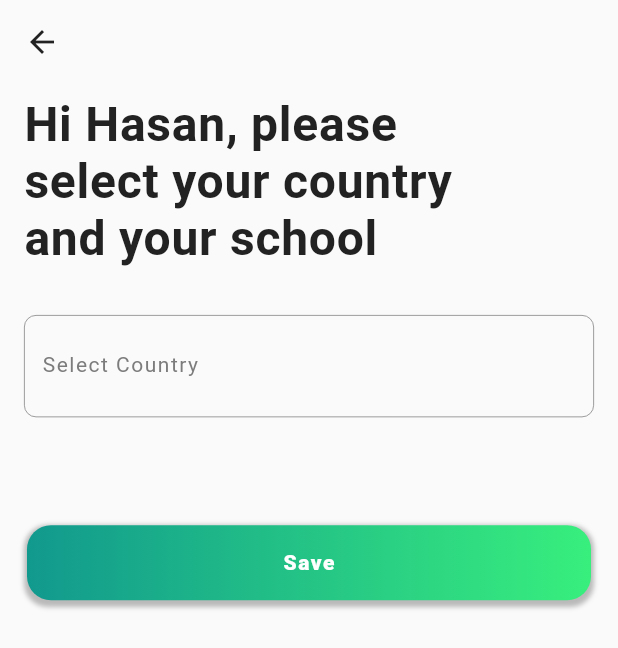
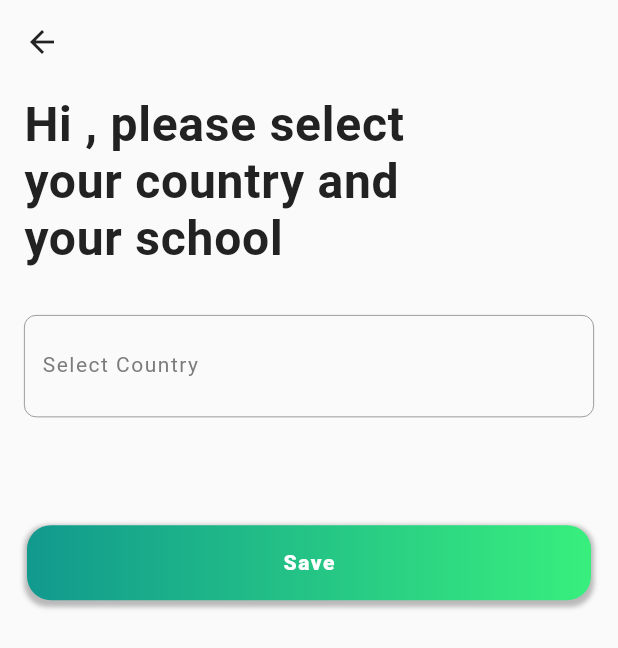
Before and after one commit to hbt1903/mentspire, a Flutter app: the CountrySelectScreen screen opened by its route, on a phone screen of 412 x 824 dp. Shown: the top 648 px of the screen. Run offline on Flutter 3.47's test engine with Material 2 defaults, Android fonts, the phone set to English and light mode, and no system bars; our stand-ins replace cloud_firestore, country_picker, dropdown_search, firebase_auth, firebase_core, firebase_storage and 3 more; missing offline and left inert: swipable_stack; accounts and stored records are empty; network calls fail.

Commit message:
Update country_select_screen.dart

```diff
--- a/lib/Screens/Auth/country_select_screen.dart
+++ b/lib/Screens/Auth/country_select_screen.dart
@@ -3,11 +3,14 @@ import 'package:dropdown_search/dropdown_search.dart';
 import 'package:flutter/material.dart';
 import 'package:flutter_spinkit/flutter_spinkit.dart';
 import 'package:mentspire/Controllers/country_select_controller.dart';
+import 'package:mentspire/Models/app_user.dart';
 import 'package:mentspire/Models/university.dart';
 import 'package:mentspire/Themes/colors.dart';
 import 'package:mentspire/Themes/text_themes.dart';
 import 'package:get/get.dart';
 import 'package:mentspire/Widget/custom_button.dart';
+
+final _user = AppUser.instance;
 
 class CountrySelectScreen extends StatelessWidget {
   @override
@@ -26,7 +29,7 @@ class CountrySelectScreen extends StatelessWidget {
               Padding(
                 padding: EdgeInsets.only(right: Get.width * .2, bottom: 32),
                 child: Text(
-                  "Hi Hasan, please select your country and your school",
+                  "Hi ${_user.name}, please select your country and your school",
                   style: extraBigTitleTextStyle,
                 ),
               ),
```
